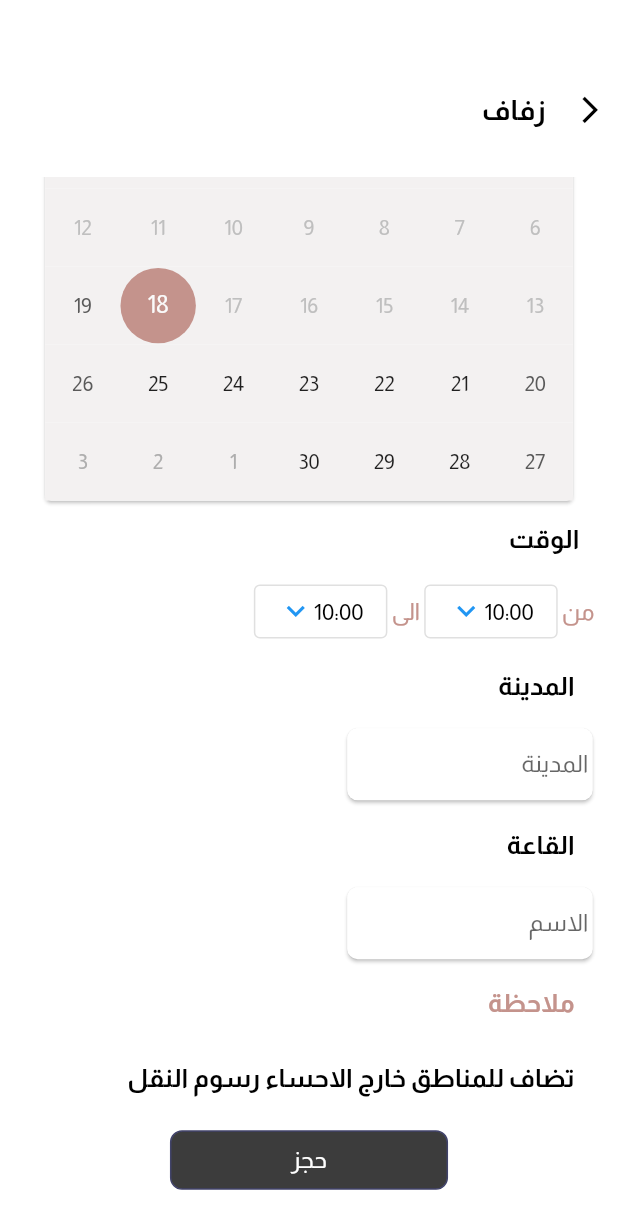
After one commit to Eng-montaser/studio, a Flutter app: the CalendarScreen screen opened directly, scrolled down 317 dp, after a tap on "10:00", on a phone screen of 412 x 824 dp. The commit adds this screen. Shown: the top 1229 px of the screen. Run offline on Flutter 3.47's test engine with Material 2 defaults, Android fonts, the phone set to English and light mode, and no system bars; drawn by our look-alikes of table_calendar; our stand-ins replace awesome_dialog, cached_network_image, carousel_slider, flutter_screenutil, fluttertoast, get and 4 more; missing offline and left inert: flutter_painter; accounts and stored records are empty.

Commit message:
update commit

```diff
--- a/lib/ui/account/account_view.dart
+++ b/lib/ui/account/account_view.dart
@@ -5,6 +5,7 @@ import 'package:flutter_screenutil/flutter_screenutil.dart';
 import 'package:get/get.dart';
 import 'package:studio/route/route.dart';
 import 'package:studio/ui/account/myorders_view.dart';
+import 'package:studio/ui/reserves_screens/calendar_view.dart';
 import 'package:studio/ui/reserves_screens/terms_reservation_view.dart';
 import 'package:studio/utils/FCIStyle.dart';
 import 'package:studio/widgets/custom_background.dart';
@@ -47,7 +48,10 @@ class _HomeScreenState extends State<AccountScreen> {
                   Get.to(()=>MyOrdersScreen());
                 },
                 child: menuRow('assets/images/order.png', 'Myorders'.tr)),
-            menuRow('assets/images/money-bag.png', 'Mypoints'.tr),
+            GestureDetector(
+                onTap: () {
+                  Get.to(()=>CalendarScreen());
+                },child: menuRow('assets/images/money-bag.png', 'Mypoints'.tr)),
             menuRow('assets/images/share.png', 'ShareApp'.tr),
             GestureDetector(
               onTap: () {
--- a/lib/ui/home/home_view.dart
+++ b/lib/ui/home/home_view.dart
@@ -19,9 +19,6 @@ class HomeScreen extends StatefulWidget {
 
 class _HomeScreenState extends State<HomeScreen> {
   final List<String> imgList = [
-    // 'https://images.unsplash.com/photo-1520342868574-5fa3804e551c?ixlib=rb-0.3.5&ixid=eyJhcHBfaWQiOjEyMDd9&s=6ff92caffcdd63681a35134a6770ed3b&auto=format&fit=crop&w=1951&q=80',
-    // 'https://images.unsplash.com/photo-1522205408450-add114ad53fe?ixlib=rb-0.3.5&ixid=eyJhcHBfaWQiOjEyMDd9&s=368f45b0888aeb0b7b08e3a1084d3ede&auto=format&fit=crop&w=1950&q=80',
-    // 'https://images.unsplash.com/photo-1519125323398-675f0ddb6308?ixlib=rb-0.3.5&ixid=eyJhcHBfaWQiOjEyMDd9&s=94a1e718d89ca60a6337a6008341ca50&auto=format&fit=crop&w=1950&q=80',
   'assets/images/widding_header.png',
   'assets/images/coffe.jpg',
   'assets/images/hat.jpeg',
--- a/lib/ui/prints/album.dart
+++ b/lib/ui/prints/album.dart
@@ -76,6 +76,7 @@ class _AlbumsScreenState extends State<AlbumsScreen> {
                                 child: Image.asset(
                                   '${controller.paperDataList[index].image!}',
                                   fit: BoxFit.fill,
+                                  filterQuality: FilterQuality.low,
                                   alignment: Alignment.centerRight,
                                   // width: ScreenUtil().setWidth(150),
                                   // height: ScreenUtil().setHeight(100),
--- /dev/null
+++ b/lib/ui/reserves_screens/calendar_view.dart
@@ -0,0 +1,286 @@
+import 'package:flutter/cupertino.dart';
+import 'package:flutter/material.dart';
+import 'package:flutter_screenutil/flutter_screenutil.dart';
+import 'package:get/get.dart';
+import 'package:studio/logic/controllers/account/orders_controller.dart';
+import 'package:studio/models/order.dart';
+import 'package:studio/widgets/custom_button.dart';
+import 'package:studio/widgets/images_carousel.dart';
+import 'package:table_calendar/table_calendar.dart';
+
+import '../../utils/FCIStyle.dart';
+import 'terms_reservation_view.dart';
+
+class CalendarScreen extends StatefulWidget {
+  const CalendarScreen({Key? key}) : super(key: key);
+
+  @override
+  _CalendarScreenState createState() => _CalendarScreenState();
+}
+
+class _CalendarScreenState extends State<CalendarScreen> {
+  final List<String> imgList = [
+    'assets/images/widding_header.png',
+    'assets/images/coffe.jpg',
+    'assets/images/hat.jpeg',
+  ];
+  @override
+  Widget build(BuildContext context) {
+    return Scaffold(
+      appBar: AppBar(
+        backgroundColor: Colors.white,
+        elevation: 0,
+        leading: Container(),
+        bottom: PreferredSize(
+          preferredSize: Size.fromHeight(ScreenUtil().setHeight(40)),
+          child: Builder(builder: (context) {
+            return Row(
+              // crossAxisAlignment: CrossAxisAlignment.center,
+              mainAxisAlignment: MainAxisAlignment.start,
+              children: [
+                IconButton(
+                  icon: Icon(
+                    Icons.arrow_back_ios,
+                    color: Colors.black,
+                    size: ScreenUtil().setSp(25),
+                  ),
+                  onPressed: () {
+                    Get.back();
+                  },
+                ),
+                Text(
+                  "Wedding".tr,
+                  style: FCITextStyle.bold(22),
+                ),
+              ],
+            );
+          }),
+        ),
+      ),
+      backgroundColor: Colors.white,
+      body: GetBuilder<OrdersController>(
+          init: OrdersController(),
+          builder: (controller) {
+            return Container(
+              margin: EdgeInsets.symmetric(
+                     horizontal: ScreenUtil().setWidth(15),
+                  vertical: ScreenUtil().setHeight(20)),
+              width: FCISize.width(context),
+              child: SingleChildScrollView(
+
+                child: Column(
+                  crossAxisAlignment: CrossAxisAlignment.start,
+                  children: [
+                    ImagesCarousel2(
+                      networkImages: imgList,
+                    ),
+                    Container(
+                      margin: EdgeInsets.symmetric(
+                          horizontal: ScreenUtil().setWidth(15),
+                          vertical: ScreenUtil().setHeight(15)),
+                      child: Text(
+                        "Date".tr,
+                        style: FCITextStyle.bold(20),
+                      ),
+                    ),
+                    //SizedBox(height: ScreenUtil().setHeight(10),),
+                    calendarWidget(),
+                    Container(
+                      margin: EdgeInsets.symmetric(
+                          horizontal: ScreenUtil().setWidth(15),
+                          vertical: ScreenUtil().setHeight(15)),
+                      child: Text(
+                        "Time".tr,
+                        style: FCITextStyle.bold(20),
+                      ),
+
+                    ),
+                    Row(
+                      children: [
+                        Row(
+                          children: [
+                            Text(
+                              "From".tr,
+                              style: FCITextStyle.normal(18,color: FCIColors.buttonColor2()),
+                            ) ,
+                            OutlinedButton(
+                              onPressed: (){
+
+                              },
+
+                              child: Row(
+                                children: [
+                                  Text(
+                                    "10:00",
+                                    style: FCITextStyle.normal(18),
+                                  ),
+                                  Icon(Icons.keyboard_arrow_down)
+                                ],
+                              ),
+                              style: ButtonStyle(
+
+
+                              ),
+                            )
+                          ],
+                        ),
+                        Row(
+                          children: [
+                            Text(
+                              "To".tr,
+                              style: FCITextStyle.normal(18,color: FCIColors.buttonColor2()),
+                            ) ,
+                            OutlinedButton(
+                              onPressed: (){
+
+                              },
+
+                              child: Row(
+                                children: [
+                                  Text(
+                                    "10:00",
+                                    style: FCITextStyle.normal(18),
+                                  ),
+                                  Icon(Icons.keyboard_arrow_down)
+                                ],
+                              ),
+                              style: ButtonStyle(
+
+
+                              ),
+                            )
+                          ],
+                        )
+                      ],
+                    ),
+                    Container(
+                      margin: EdgeInsets.symmetric(
+                          horizontal: ScreenUtil().setWidth(15),
+                          vertical: ScreenUtil().setHeight(15)),
+                      child: Text(
+                        "City".tr,
+                        style: FCITextStyle.bold(20),
+                      ),
+
+                    ),
+                    Container(
+                      width: ScreenUtil().setWidth(200),
+                      child: Card(
+                        shape: RoundedRectangleBorder(
+                          borderRadius: BorderRadius.circular(7)
+                        ),
+                        child: TextFormField(
+decoration: InputDecoration(
+  border: InputBorder.none,
+  hintText: 'City'.tr,
+),
+                        ),
+                      ),
+                    ),
+                    Container(
+                      margin: EdgeInsets.symmetric(
+                          horizontal: ScreenUtil().setWidth(15),
+                          vertical: ScreenUtil().setHeight(15)),
+                      child: Text(
+                        "Hall".tr,
+                        style: FCITextStyle.bold(20),
+                      ),
+
+                    ),
+                    Container(
+                      width: ScreenUtil().setWidth(200),
+                      child: Card(
+                        shape: RoundedRectangleBorder(
+                            borderRadius: BorderRadius.circular(7)
+                        ),
+                        child: TextFormField(
+                          decoration: InputDecoration(
+                            border: InputBorder.none,
+                            hintText: 'Name'.tr,
+                          ),
+                        ),
+                      ),
+                    ),
+                    Container(
+                      margin: EdgeInsets.symmetric(
+                          horizontal: ScreenUtil().setWidth(15),
+                          vertical: ScreenUtil().setHeight(15)),
+                      child: Text(
+                        "Note".tr,
+                        style: FCITextStyle.bold(20,color: FCIColors.buttonColor2()),
+                      ),
+
+                    ),
+                    Container(
+                      margin: EdgeInsets.symmetric(
+                          horizontal: ScreenUtil().setWidth(15),
+                          vertical: ScreenUtil().setHeight(15)),
+                      child: Text(
+                        "NoteText".tr,
+                        style: FCITextStyle.bold(20),
+                      ),
+
+                    ),
+                    Container(
+                        width: FCISize.width(context),
+                        alignment: Alignment.center,
+                        child: Row(
+                          mainAxisAlignment: MainAxisAlignment.center,
+                          children: [
+                            CustomButton(
+                              onTap: () {
+                                Get.to(() => TermsReservationView());
+                              },
+                              text: 'Reserve'.tr,
+                            ),
+                          ],
+                        ))
+                    //showDatePicker(context: context, initialDate: initialDate, firstDate: firstDate, lastDate: lastDate)
+                  ],
+                ),
+              ),
+            );
+          }),
+    );
+  }
+
+  Widget calendarWidget() {
+    return Card(
+        margin: EdgeInsets.symmetric(horizontal: ScreenUtil().setWidth(20)),
+        child: TableCalendar(
+          firstDay: DateTime.now(),
+          daysOfWeekHeight: ScreenUtil().setHeight(35),
+          daysOfWeekStyle: DaysOfWeekStyle(
+            decoration: BoxDecoration(color: Color(0xffEBEBEB)),
+            weekdayStyle: FCITextStyle.bold(18),
+            weekendStyle: FCITextStyle.bold(18),
+          ),
+
+calendarStyle: CalendarStyle(
+  tablePadding: EdgeInsets.zero,
+
+//cellPadding: EdgeInsets.all(5),
+cellMargin: EdgeInsets.zero,
+
+  rowDecoration: BoxDecoration(
+      color: FCIColors.calendarColor()
+  ),
+  todayDecoration: BoxDecoration(
+    color: FCIColors.buttonColor2(),
+    shape: BoxShape.circle
+  )
+),
+          headerStyle: HeaderStyle(headerPadding: EdgeInsets.zero,
+          leftChevronMargin: EdgeInsets.zero,
+          rightChevronPadding: EdgeInsets.zero,
+formatButtonVisible: false,
+          titleCentered: true,
+          rightChevronMargin: EdgeInsets.zero,
+          leftChevronPadding: EdgeInsets.zero,
+          headerMargin: EdgeInsets.zero),
+          lastDay: DateTime.utc(2050, 3, 14),
+
+          focusedDay: DateTime.now(),
+        ));
+  }
+}
--- a/lib/ui/splash_view.dart
+++ b/lib/ui/splash_view.dart
@@ -35,8 +35,9 @@ class _SplashScreenState extends State<SplashScreen> {
                   height: size.height,
                   decoration: BoxDecoration(
                       image: DecorationImage(
-                          image: AssetImage('assets/images/preview.png'),
+                          image: AssetImage('assets/images/preview.png',),
                           alignment: Alignment.bottomCenter,
+                          filterQuality: FilterQuality.low,
                           fit: BoxFit.cover)),
                 );
               })),
--- a/lib/utils/FCIStyle.dart
+++ b/lib/utils/FCIStyle.dart
@@ -50,6 +50,7 @@ class FCIColors {
   static Color blueColor() => Color(0xff5689C0);
   static Color blackblueColor() => Color(0xff244D61);
   static Color backColor() => Color(0xffF3F1F1);
+  static Color calendarColor() => Color(0xffF3F1F1);
   static Color adsColor() => Color(0xff71543e);
   static Color textColor() => Color(0xff111111);
   static Color buttonColor2() => Color(0xffC4938C);
--- a/lib/utils/languages.dart
+++ b/lib/utils/languages.dart
@@ -40,6 +40,16 @@ class Languages extends Translations {
           'Births': 'مواليد',
           'Model': 'موديل',
           'Cinema': 'سينيمائى',
+          'Date': 'التاريخ',
+          'Time': 'الوقت',
+          'From': ' من ',
+          'To': ' الى ',
+          'City': ' المدينة ',
+          'Hall': ' القاعة ',
+          'Note': ' ملاحظة ',
+          'NoteText': ' تضاف للمناطق خارج الاحساء رسوم النقل ',
+          'Reserve': ' حجز ',
+          'Name': ' الاسم ',
         },
         'en_US': {
           'Login': 'Login',
@@ -78,6 +88,16 @@ class Languages extends Translations {
           'Births': 'Births',
           'Model': 'Models',
           'Cinema': 'Cinema',
+          'Date': 'Date',
+          'Time': 'Time',
+          'From': ' From ',
+          'To': ' To ',
+          'City': ' City ',
+          'Hall': ' Hall ',
+          'Note': ' Note ',
+          'NoteText': ' Transport fee for outside regions ',
+          'Reserve': ' Reserve ',
+          'Name': ' Name ',
         },
       };
 }
--- a/lib/widgets/images_carousel.dart
+++ b/lib/widgets/images_carousel.dart
@@ -158,32 +158,10 @@ class _ImagesCarouselState2 extends State<ImagesCarousel2> {
                         Image.asset(
                           item,
                           fit: BoxFit.cover,
+                          filterQuality: FilterQuality.low,
                           width: 1000.0,
                         ),
-                        // Positioned(
-                        //   top: 0.0,
-                        //   left: 0.0,
-                        //   right: 0.0,
-                        //   child: Container(
-                        //     decoration: BoxDecoration(
-                        //       gradient: LinearGradient(
-                        //         colors: [
-                        //           Color.fromARGB(200, 0, 0, 0),
-                        //           Color.fromARGB(0, 0, 0, 0)
-                        //         ],
-                        //         end: Alignment.bottomCenter,
-                        //         begin: Alignment.topCenter,
-                        //       ),
-                        //     ),
-                        //     padding: EdgeInsets.symmetric(
-                        //         vertical: 20.0, horizontal: 20.0),
-                        //     child: Text(
-                        //       'خصومات الصيف\n\n 50%',
-                        //       style: FCITextStyle.bold(18,
-                        //           color: FCIColors.whiteColor()),
-                        //     ),
-                        //   ),
-                        // ),
+
                       ],
                     )),
               ),
--- a/pubspec.yaml
+++ b/pubspec.yaml
@@ -55,6 +55,7 @@ dependencies:
   fluttertoast: ^8.0.9
   badges: ^2.0.3
   auto_size_text: ^3.0.0
+  table_calendar: ^3.0.8
 
 dev_dependencies:
   flutter_test:
```
Also changed, not shown: pubspec.lock.
